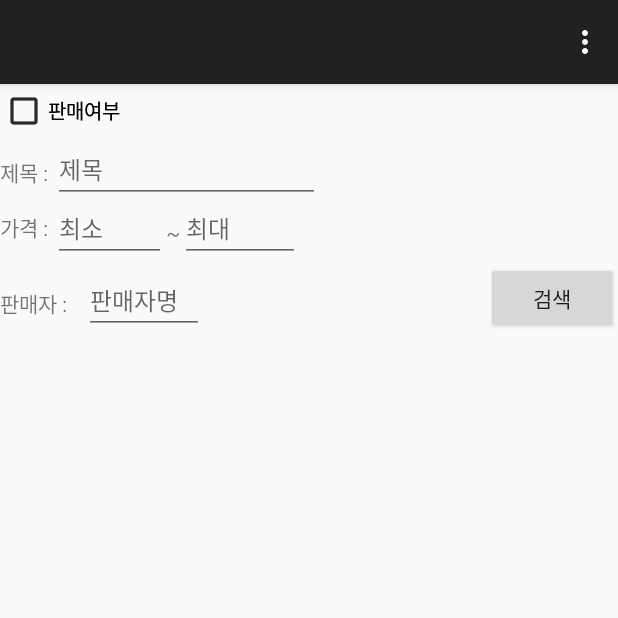
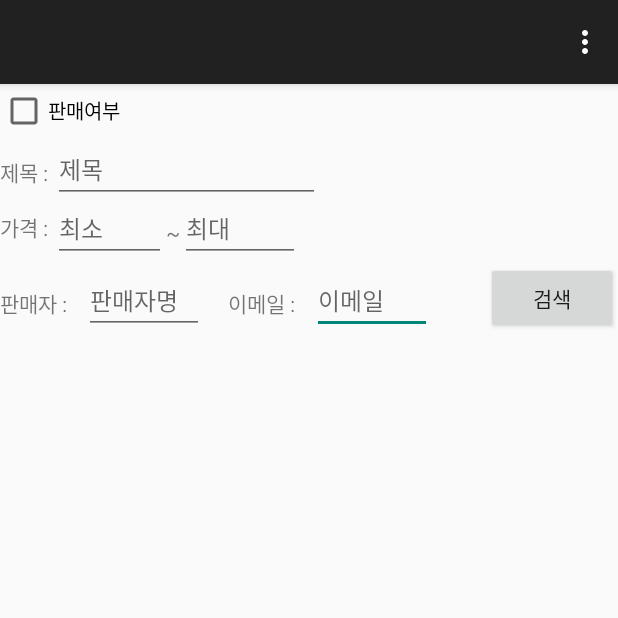
Before and after one commit to songhm7/HighLevelMobile, an Android app: the screen it shows after launch once a user with an empty profile is signed in (MainActivity), after a tap on "검색", on a phone screen of 412 x 824 dp, the top half of it. Run offline under Robolectric (Android 15) with nearby library versions, the phone set to English and light mode, and no system bars; our stand-ins replace Firebase (no records; nobody signed in at launch, a user with empty details on screens opened directly).

Commit message:
필터 기준에 이메일 추가

```diff
--- a/app/src/main/java/com/example/mobile/MainActivity.kt
+++ b/app/src/main/java/com/example/mobile/MainActivity.kt
@@ -6,11 +6,14 @@ import androidx.appcompat.app.AppCompatActivity
 import android.os.Bundle
 import android.view.Menu
 import android.view.MenuItem
+import android.widget.AdapterView
+import android.widget.ArrayAdapter
 import android.widget.Button
 import android.widget.CheckBox
 import android.widget.EditText
 import android.widget.ImageView
 import android.widget.LinearLayout
+import android.widget.Spinner
 import android.widget.TextView
 import android.widget.Toast
 import androidx.activity.viewModels
@@ -70,7 +73,6 @@ class MainActivity : AppCompatActivity() {
         }
         supportActionBar?.title = Firebase.auth.currentUser?.email ?: "No User"
 
-
         //판매글 목록
         val adapter = CustomAdapter(viewModel)
         val recyclerView = findViewById<RecyclerView>(R.id.recyclerView)
@@ -111,6 +113,7 @@ class MainActivity : AppCompatActivity() {
 
             val onSaleCheck = findViewById<CheckBox>(R.id.onSaleCheck)
             val query_id = findViewById<EditText>(R.id.query_id)
+            val query_mail = findViewById<EditText>(R.id.query_mail)
             val query_title = findViewById<EditText>(R.id.query_title)
             val query_max = findViewById<EditText>(R.id.query_max)
             val query_min = findViewById<EditText>(R.id.query_min)
@@ -150,6 +153,10 @@ class MainActivity : AppCompatActivity() {
                     val minPrice = Integer.parseInt(query_min.getText().toString())
                     items = ArrayList(items.filter { it.price >= minPrice })
                 }
+                if (!query_mail.getText().toString().isEmpty()){
+                    val email = query_mail.getText().toString()
+                    items = ArrayList(items.filter { it.selleremail.contains(email) })
+                }
 
                 for (item in items){
                     viewModel.addItem(item)
--- a/app/src/main/res/layout/activity_main.xml
+++ b/app/src/main/res/layout/activity_main.xml
@@ -6,14 +6,27 @@
     android:layout_height="match_parent"
     tools:context=".MainActivity">
 
-    <CheckBox
-        android:id="@+id/onSaleCheck2"
-        android:layout_width="81dp"
-        android:layout_height="36dp"
-        android:text="판매여부"
-        android:textSize="13dp"
+    <EditText
+        android:id="@+id/query_mail"
+        android:layout_width="80dp"
+        android:layout_height="39dp"
+        android:layout_marginStart="8dp"
+        android:ems="10"
+        android:hint="이메일"
+        android:inputType="text"
+        android:textSize="16dp"
+        app:layout_constraintBottom_toTopOf="@+id/recyclerView"
+        app:layout_constraintStart_toEndOf="@+id/mailtxt" />
+
+    <TextView
+        android:id="@+id/mailtxt"
+        android:layout_width="wrap_content"
+        android:layout_height="wrap_content"
+        android:layout_marginStart="152dp"
+        android:layout_marginTop="29dp"
+        android:text="이메일 : "
         app:layout_constraintStart_toStartOf="parent"
-        app:layout_constraintTop_toTopOf="parent" />
+        app:layout_constraintTop_toBottomOf="@+id/pricetxt" />
 
     <androidx.recyclerview.widget.RecyclerView
         android:id="@+id/recyclerView"
--- a/app/src/main/res/values/strings.xml
+++ b/app/src/main/res/values/strings.xml
@@ -1,8 +1,3 @@
 <resources>
     <string name="app_name">Mobile</string>
-    <string-array name="sale_status_options">
-        <item>전체</item>
-        <item>판매중</item>
-        <item>판매종료</item>
-    </string-array>
 </resources>
```
